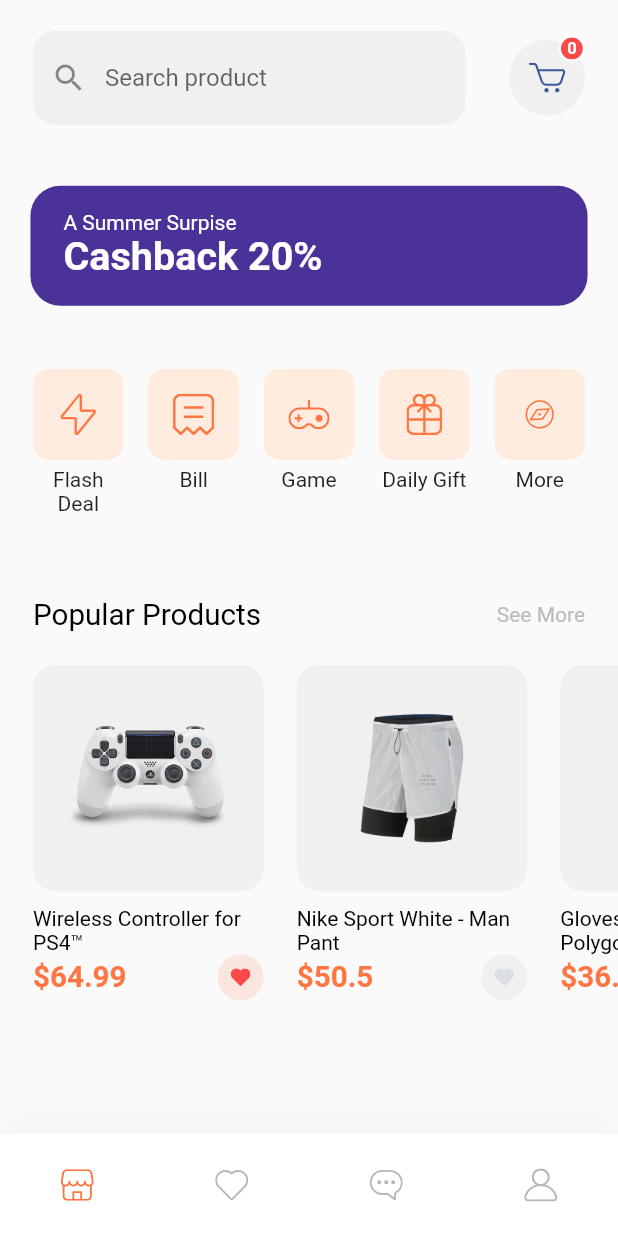
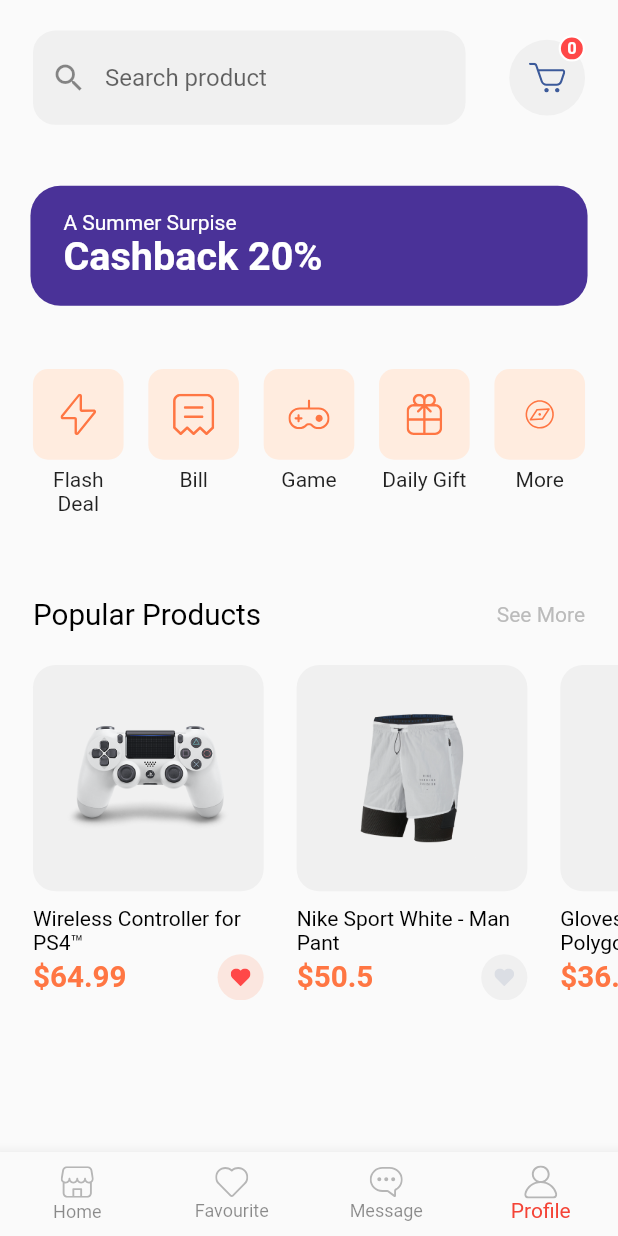
Before and after one commit to SuKhingThan-Partner/smw-shop, a Flutter app: the HomeScreen screen opened directly, on a phone screen of 412 x 824 dp. Run offline on Flutter 3.47's test engine with Material 2 defaults, Android fonts, the phone set to English and light mode, and no system bars; our stand-ins replace connectivity, flutter_spinkit, flutter_svg, get, google_fonts, lottie; missing offline and left inert: flutter_facebook_auth, flutter_facebook_auth_web.

Commit message:
bottomNav

```diff
--- a/lib/components/custom_bottom_nav_bar.dart
+++ b/lib/components/custom_bottom_nav_bar.dart
@@ -1,73 +1,76 @@
 import 'package:flutter/cupertino.dart';
 import 'package:flutter/material.dart';
 import 'package:flutter_svg/svg.dart';
-import 'package:get/get.dart';
 import 'package:smw_shop_backend/helper/enums.dart';
 import 'package:smw_shop_backend/helper/style.dart';
-import 'package:smw_shop_backend/views/login/login_screen.dart';
 
-class CustomBottomNavBar extends StatelessWidget{
-  const CustomBottomNavBar({
-    Key? key,
-    required this.selectedMenu
-}): super(key:key);
+class CustomBottomNavBar extends StatelessWidget {
+  const CustomBottomNavBar({Key? key, required this.selectedMenu})
+      : super(key: key);
 
   final MenuState selectedMenu;
+  void onTabTapped(int index){
+    setState(){
+     int _currentIndex=index;
+    }
+  }
+  @override
+  Widget build(BuildContext context) {
+    final Color inActiveIconColor = Color(0xFFB6B6B6);
+    return BottomNavigationBar(
+      type: BottomNavigationBarType.fixed,
+      selectedItemColor: Colors.red,
+      unselectedItemColor: Colors.black45,
+      currentIndex: 3,
+      items: [
+        BottomNavigationBarItem(
+          icon: SvgPicture.asset(
+            "assets/icons/ShopIcon.svg",
+            color: MenuState.profile == selectedMenu
+                ? kPrimaryColor
+                : inActiveIconColor,
+          ),
+          title: new Text(
+            "Home",
+            //style: TextStyle(color: Colors.black45),
+          ),
+        ),
+        BottomNavigationBarItem(
+            icon: SvgPicture.asset(
+              "assets/icons/Heart Icon.svg",
+              color: MenuState.favourite == selectedMenu
+                  ? kPrimaryColor
+                  : inActiveIconColor,
+            ),
+            title: new Text(
+              "Favourite",
+              //style: TextStyle(color: Colors.black45),
+            )),
+        BottomNavigationBarItem(
+            icon: SvgPicture.asset(
+              "assets/icons/Chat bubble Icon.svg",
+              color: MenuState.message == selectedMenu
+                  ? kPrimaryColor
+                  : inActiveIconColor,
+            ),
+            title: new Text(
+              "Message",
+              // style: TextStyle(color: Colors.black45),
+            )),
+        BottomNavigationBarItem(
+            icon: SvgPicture.asset(
+              "assets/icons/User Icon.svg",
+              color: MenuState.profile == selectedMenu
+                  ? kPrimaryColor
+                  : inActiveIconColor,
+            ),
+            title: new Text("Profile"
+                //style: TextStyle(color: Colors.black45),
+                )),
 
-  @override
-  Widget build(BuildContext context){
-    final Color inActiveIconColor = Color(0xFFB6B6B6);
-    return Container(
-      padding: EdgeInsets.symmetric(vertical: 10),
-      decoration: BoxDecoration(
-        color: Colors.white,
-        boxShadow: [
-          BoxShadow(
-            offset: Offset(0,-15),
-            blurRadius: 20,
-            color: Color(0xFFDADADA).withOpacity(0.15),
-          )
-        ],
-        // borderRadius: BorderRadius.only(
-        //   topLeft: Radius.circular(40),
-        //   topRight: Radius.circular(40),
-        // )
-      ),
-      child: SafeArea(
-        top:false,
-        child: Row(
-          mainAxisAlignment: MainAxisAlignment.spaceAround,
-          children: [
-            IconButton(onPressed: () {
-              Get.off(() => LoginPage());
+      ],
+      onTap: onTabTapped,
+    );
 
-            }, icon: SvgPicture.asset("assets/icons/ShopIcon.svg",
-            color: MenuState.home == selectedMenu?
-              kPrimaryColor: inActiveIconColor,)),
-            IconButton(onPressed: () {
-              Get.off(() => LoginPage());
-
-            }, icon: SvgPicture.asset("assets/icons/Heart Icon.svg",
-              color: MenuState.favourite == selectedMenu?
-              kPrimaryColor: inActiveIconColor,)),
-            IconButton(onPressed: () {
-              Get.off(() => LoginPage());
-
-            }, icon: SvgPicture.asset("assets/icons/Chat bubble Icon.svg",
-              color: MenuState.message == selectedMenu?
-              kPrimaryColor: inActiveIconColor,)),
-            IconButton(onPressed: () {
-              Get.off(() => LoginPage());
-
-            }, icon: SvgPicture.asset("assets/icons/User Icon.svg",
-              color: MenuState.profile == selectedMenu?
-              kPrimaryColor: inActiveIconColor,))
-
-
-          ],
-        ),
-
-      ),
-    );
   }
 }
```
Also changed, not shown: 12 other files.
